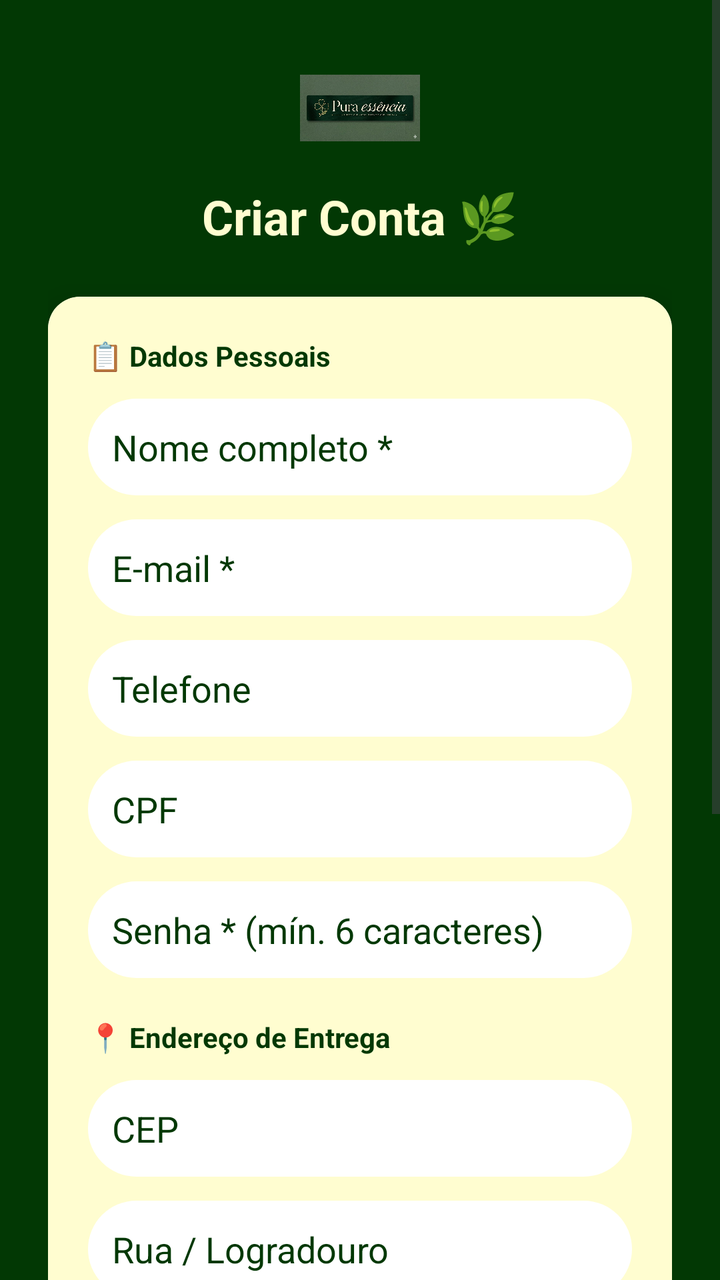
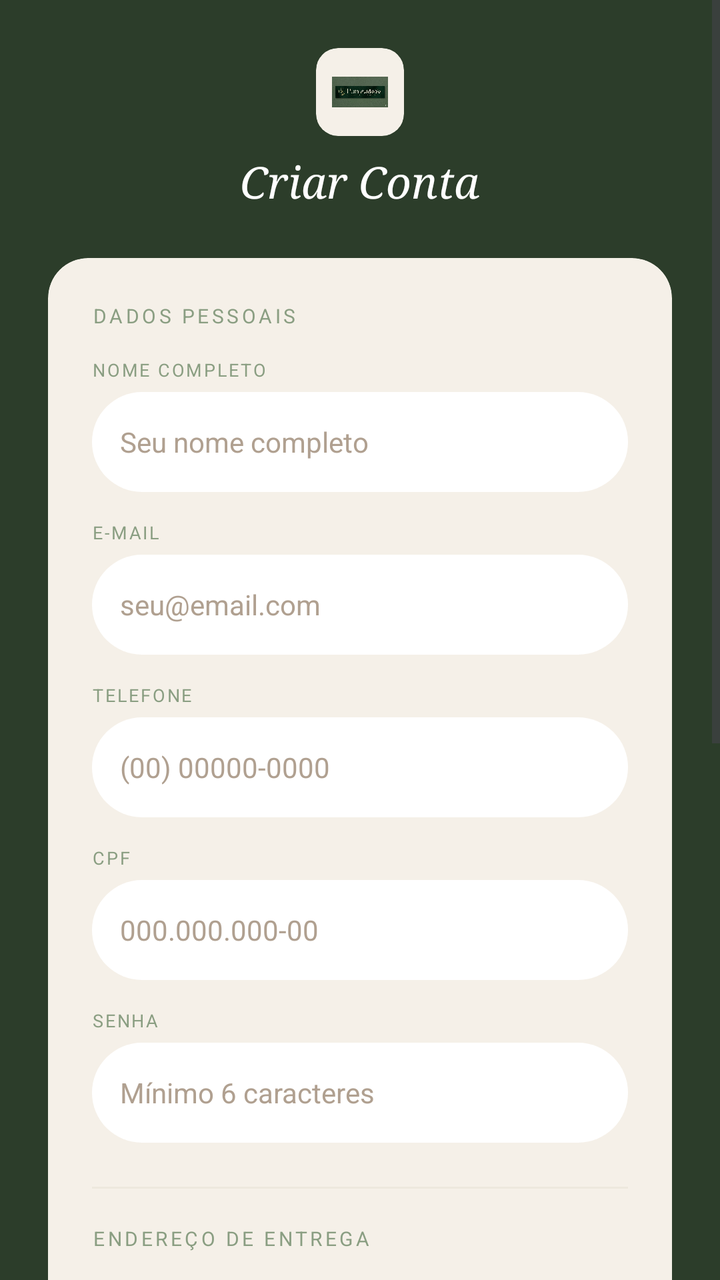

Two renders of the same Android screen: before a commit and after it. Below are the layout's source before the change and the commit's diff.
<!-- AndroidManifest.xml: application theme Theme.AppLoginTest -->
<!-- res/layout/activity_cadastro.xml -->
<?xml version="1.0" encoding="utf-8"?>
<ScrollView xmlns:android="http://schemas.android.com/apk/res/android"
    xmlns:app="http://schemas.android.com/apk/res-auto"
    android:id="@+id/main"
    android:layout_width="match_parent"
    android:layout_height="match_parent"
    android:background="#023804">

    <LinearLayout
        android:layout_width="match_parent"
        android:layout_height="wrap_content"
        android:orientation="vertical"
        android:padding="24dp">

        <ImageView
            android:layout_width="60dp"
            android:layout_height="60dp"
            android:layout_gravity="center"
            android:layout_marginBottom="8dp"
            app:srcCompat="@drawable/icone_essencia" />

        <TextView
            android:layout_width="wrap_content"
            android:layout_height="wrap_content"
            android:layout_gravity="center"
            android:layout_marginBottom="24dp"
            android:text="Criar Conta 🌿"
            android:textColor="#FFFDD0"
            android:textSize="24sp"
            android:textStyle="bold" />

        <androidx.cardview.widget.CardView
            android:layout_width="match_parent"
            android:layout_height="wrap_content"
            app:cardCornerRadius="16dp"
            app:cardElevation="8dp">

            <LinearLayout
                android:layout_width="match_parent"
                android:layout_height="wrap_content"
                android:orientation="vertical"
                android:padding="20dp"
                android:background="#FFFDD0">

                
                <TextView
                    android:layout_width="wrap_content"
                    android:layout_height="wrap_content"
                    android:layout_marginBottom="12dp"
                    android:text="📋 Dados Pessoais"
                    android:textColor="#023804"
                    android:textSize="14sp"
                    android:textStyle="bold" />

                <EditText
                    android:id="@+id/editTextNome"
                    android:layout_width="match_parent"
                    android:layout_height="wrap_content"
                    android:layout_marginBottom="12dp"
                    android:background="@drawable/fundo_input_branco"
                    android:hint="Nome completo *"
                    android:inputType="textPersonName"
                    android:padding="12dp"
                    android:textColorHint="#023804" />

                <EditText android:id="@+id/editTextEmail"
                    android:layout_width="match_parent" android:layout_height="wrap_content"
                    android:layout_marginBottom="12dp" android:background="@drawable/fundo_input_branco"
                    android:hint="E-mail *" android:inputType="textEmailAddress"
                    android:padding="12dp" android:textColorHint="#023804" />

                <EditText android:id="@+id/editTextTelefone"
                    android:layout_width="match_parent" android:layout_height="wrap_content"
                    android:layout_marginBottom="12dp" android:background="@drawable/fundo_input_branco"
                    android:hint="Telefone" android:inputType="phone"
                    android:padding="12dp" android:textColorHint="#023804" />

                <EditText android:id="@+id/editTextCpf"
                    android:layout_width="match_parent" android:layout_height="wrap_content"
                    android:layout_marginBottom="12dp" android:background="@drawable/fundo_input_branco"
                    android:hint="CPF" android:inputType="number"
                    android:padding="12dp" android:textColorHint="#023804" />

                <EditText android:id="@+id/editTextSenha"
                    android:layout_width="match_parent" android:layout_height="wrap_content"
                    android:layout_marginBottom="20dp" android:background="@drawable/fundo_input_branco"
                    android:hint="Senha * (mín. 6 caracteres)" android:inputType="textPassword"
                    android:padding="12dp" android:textColorHint="#023804" />

                
                <TextView
                    android:layout_width="wrap_content"
                    android:layout_height="wrap_content"
                    android:layout_marginBottom="12dp"
                    android:text="📍 Endereço de Entrega"
                    android:textColor="#023804"
                    android:textSize="14sp"
                    android:textStyle="bold" />

                <EditText android:id="@+id/editTextCep"
                    android:layout_width="match_parent" android:layout_height="wrap_content"
                    android:layout_marginBottom="12dp" android:background="@drawable/fundo_input_branco"
                    android:hint="CEP" android:inputType="number" android:maxLength="8"
                    android:padding="12dp" android:textColorHint="#023804" />

                <EditText android:id="@+id/editTextEndereco"
                    android:layout_width="match_parent" android:layout_height="wrap_content"
                    android:layout_marginBottom="12dp" android:background="@drawable/fundo_input_branco"
                    android:hint="Rua / Logradouro" android:inputType="text"
                    android:padding="12dp" android:textColorHint="#023804" />

                <EditText android:id="@+id/editTextNumero"
                    android:layout_width="match_parent" android:layout_height="wrap_content"
                    android:layout_marginBottom="12dp" android:background="@drawable/fundo_input_branco"
                    android:hint="Número" android:inputType="text"
                    android:padding="12dp" android:textColorHint="#023804" />

                <EditText android:id="@+id/editTextBairro"
                    android:layout_width="match_parent" android:layout_height="wrap_content"
                    android:layout_marginBottom="12dp" android:background="@drawable/fundo_input_branco"
                    android:hint="Bairro" android:inputType="text"
                    android:padding="12dp" android:textColorHint="#023804" />

                <EditText android:id="@+id/editTextCidade"
                    android:layout_width="match_parent" android:layout_height="wrap_content"
                    android:layout_marginBottom="12dp" android:background="@drawable/fundo_input_branco"
                    android:hint="Cidade" android:inputType="text"
                    android:padding="12dp" android:textColorHint="#023804" />

                <EditText android:id="@+id/editTextEstado"
                    android:layout_width="match_parent" android:layout_height="wrap_content"
                    android:layout_marginBottom="16dp" android:background="@drawable/fundo_input_branco"
                    android:hint="Estado (ex: SP)" android:inputType="text" android:maxLength="2"
                    android:padding="12dp" android:textColorHint="#023804" />

                <ProgressBar
                    android:id="@+id/progressBar"
                    android:layout_width="wrap_content"
                    android:layout_height="wrap_content"
                    android:layout_gravity="center"
                    android:visibility="gone" />

                <Button
                    android:id="@+id/btnCadastro"
                    android:layout_width="match_parent"
                    android:layout_height="56dp"
                    android:backgroundTint="#023804"
                    android:text="🌿 Criar Conta"
                    android:textColor="#FFFDD0"
                    android:textSize="16sp"
                    app:cornerRadius="12dp" />
            </LinearLayout>
        </androidx.cardview.widget.CardView>
    </LinearLayout>
</ScrollView>
<!-- resources referenced by this layout -->
<resources>
  <!-- drawable fundo_input_branco (drawable) -->
  <?xml version="1.0" encoding="utf-8"?>
  <shape xmlns:android="http://schemas.android.com/apk/res/android">
      <solid android:color="#FFFFFF" />
  
      <corners android:radius="25dp" />
  
      <padding
          android:left="15dp"
          android:top="10dp"
          android:right="15dp"
          android:bottom="10dp" />
  </shape>
  <!-- drawable icone_essencia: png bitmap (drawable, 532752 bytes) -->
  <style name="Theme.AppLoginTest" parent="Base.Theme.AppLoginTest" />
  <style name="Base.Theme.AppLoginTest" parent="Theme.Material3.DayNight.NoActionBar">
          
          
      </style>
</resources>

<!-- the commit's change to res/layout/activity_cadastro.xml (unified diff, before → after) -->
@@ -4,7 +4,7 @@
     android:id="@+id/main"
     android:layout_width="match_parent"
     android:layout_height="match_parent"
-    android:background="#023804">
+    android:background="@color/verde_escuro">
 
     <LinearLayout
         android:layout_width="match_parent"
@@ -12,144 +12,228 @@
         android:orientation="vertical"
         android:padding="24dp">
 
-        <ImageView
-            android:layout_width="60dp"
-            android:layout_height="60dp"
+        
+        <androidx.cardview.widget.CardView
+            android:layout_width="44dp"
+            android:layout_height="44dp"
             android:layout_gravity="center"
             android:layout_marginBottom="8dp"
-            app:srcCompat="@drawable/icone_essencia" />
+            app:cardCornerRadius="11dp"
+            app:cardElevation="0dp"
+            app:cardBackgroundColor="@color/creme_fundo">
+
+            <ImageView
+                android:layout_width="match_parent"
+                android:layout_height="match_parent"
+                android:padding="8dp"
+                app:srcCompat="@drawable/icone_essencia"
+                android:scaleType="fitCenter" />
+        </androidx.cardview.widget.CardView>
 
         <TextView
             android:layout_width="wrap_content"
             android:layout_height="wrap_content"
             android:layout_gravity="center"
             android:layout_marginBottom="24dp"
-            android:text="Criar Conta 🌿"
-            android:textColor="#FFFDD0"
-            android:textSize="24sp"
-            android:textStyle="bold" />
-
+            android:text="Criar Conta"
+            android:textColor="@color/white"
+            android:textSize="22sp"
+            android:fontFamily="serif"
+            android:textStyle="italic" />
+
+        
         <androidx.cardview.widget.CardView
             android:layout_width="match_parent"
             android:layout_height="wrap_content"
-            app:cardCornerRadius="16dp"
-            app:cardElevation="8dp">
+            app:cardCornerRadius="20dp"
+            app:cardElevation="0dp"
+            app:cardBackgroundColor="@color/creme_fundo">
 
             <LinearLayout
                 android:layout_width="match_parent"
                 android:layout_height="wrap_content"
                 android:orientation="vertical"
-                android:padding="20dp"
-                android:background="#FFFDD0">
+                android:padding="22dp">
 
                 
                 <TextView
                     android:layout_width="wrap_content"
                     android:layout_height="wrap_content"
-                    android:layout_marginBottom="12dp"
-                    android:text="📋 Dados Pessoais"
-                    android:textColor="#023804"
-                    android:textSize="14sp"
-                    android:textStyle="bold" />
-
+                    android:layout_marginBottom="14dp"
+                    android:text="DADOS PESSOAIS"
+                    android:textColor="@color/texto_badge"
+                    android:textSize="10sp"
+                    android:letterSpacing="0.15" />
+
+                <TextView android:layout_width="wrap_content" android:layout_height="wrap_content" android:text="NOME COMPLETO" android:textColor="@color/texto_badge" android:textSize="9sp" android:letterSpacing="0.1" android:layout_marginBottom="5dp" />
                 <EditText
                     android:id="@+id/editTextNome"
                     android:layout_width="match_parent"
-                    android:layout_height="wrap_content"
-                    android:layout_marginBottom="12dp"
-                    android:background="@drawable/fundo_input_branco"
-                    android:hint="Nome completo *"
+                    android:layout_height="50dp"
+                    android:layout_marginBottom="14dp"
+                    android:background="@drawable/fundo_input_branco"
+                    android:hint="Seu nome completo"
                     android:inputType="textPersonName"
-                    android:padding="12dp"
-                    android:textColorHint="#023804" />
-
-                <EditText android:id="@+id/editTextEmail"
-                    android:layout_width="match_parent" android:layout_height="wrap_content"
-                    android:layout_marginBottom="12dp" android:background="@drawable/fundo_input_branco"
-                    android:hint="E-mail *" android:inputType="textEmailAddress"
-                    android:padding="12dp" android:textColorHint="#023804" />
-
-                <EditText android:id="@+id/editTextTelefone"
-                    android:layout_width="match_parent" android:layout_height="wrap_content"
-                    android:layout_marginBottom="12dp" android:background="@drawable/fundo_input_branco"
-                    android:hint="Telefone" android:inputType="phone"
-                    android:padding="12dp" android:textColorHint="#023804" />
-
-                <EditText android:id="@+id/editTextCpf"
-                    android:layout_width="match_parent" android:layout_height="wrap_content"
-                    android:layout_marginBottom="12dp" android:background="@drawable/fundo_input_branco"
-                    android:hint="CPF" android:inputType="number"
-                    android:padding="12dp" android:textColorHint="#023804" />
-
-                <EditText android:id="@+id/editTextSenha"
-                    android:layout_width="match_parent" android:layout_height="wrap_content"
-                    android:layout_marginBottom="20dp" android:background="@drawable/fundo_input_branco"
-                    android:hint="Senha * (mín. 6 caracteres)" android:inputType="textPassword"
-                    android:padding="12dp" android:textColorHint="#023804" />
+                    android:padding="14dp"
+                    android:textColor="@color/texto_principal"
+                    android:textColorHint="@color/texto_secundario"
+                    android:textSize="14sp" />
+
+                <TextView android:layout_width="wrap_content" android:layout_height="wrap_content" android:text="E-MAIL" android:textColor="@color/texto_badge" android:textSize="9sp" android:letterSpacing="0.1" android:layout_marginBottom="5dp" />
+                <EditText
+                    android:id="@+id/editTextEmail"
+                    android:layout_width="match_parent"
+                    android:layout_height="50dp"
+                    android:layout_marginBottom="14dp"
+                    android:background="@drawable/fundo_input_branco"
+                    android:hint="seu@email.com"
+                    android:inputType="textEmailAddress"
+                    android:padding="14dp"
+                    android:textColor="@color/texto_principal"
+                    android:textColorHint="@color/texto_secundario"
+                    android:textSize="14sp" />
+
+                <TextView android:layout_width="wrap_content" android:layout_height="wrap_content" android:text="TELEFONE" android:textColor="@color/texto_badge" android:textSize="9sp" android:letterSpacing="0.1" android:layout_marginBottom="5dp" />
+                <EditText
+                    android:id="@+id/editTextTelefone"
+                    android:layout_width="match_parent"
+                    android:layout_height="50dp"
+                    android:layout_marginBottom="14dp"
+                    android:background="@drawable/fundo_input_branco"
+                    android:hint="(00) 00000-0000"
+                    android:inputType="phone"
+                    android:padding="14dp"
+                    android:textColor="@color/texto_principal"
+                    android:textColorHint="@color/texto_secundario"
+                    android:textSize="14sp" />
+
+                <TextView android:layout_width="wrap_content" android:layout_height="wrap_content" android:text="CPF" android:textColor="@color/texto_badge" android:textSize="9sp" android:letterSpacing="0.1" android:layout_marginBottom="5dp" />
+                <EditText
+                    android:id="@+id/editTextCpf"
+                    android:layout_width="match_parent"
+                    android:layout_height="50dp"
+                    android:layout_marginBottom="14dp"
+                    android:background="@drawable/fundo_input_branco"
+                    android:hint="000.000.000-00"
+                    android:inputType="number"
+                    android:padding="14dp"
+                    android:textColor="@color/texto_principal"
+                    android:textColorHint="@color/texto_secundario"
+                    android:textSize="14sp" />
+
+                <TextView android:layout_width="wrap_content" android:layout_height="wrap_content" android:text="SENHA" android:textColor="@color/texto_badge" android:textSize="9sp" android:letterSpacing="0.1" android:layout_marginBottom="5dp" />
+                <EditText
+                    android:id="@+id/editTextSenha"
+                    android:layout_width="match_parent"
+                    android:layout_height="50dp"
+                    android:layout_marginBottom="22dp"
+                    android:background="@drawable/fundo_input_branco"
+                    android:hint="Mínimo 6 caracteres"
+                    android:inputType="textPassword"
+                    android:padding="14dp"
+                    android:textColor="@color/texto_principal"
+                    android:textColorHint="@color/texto_secundario"
+                    android:textSize="14sp" />
+
+                
+                <View android:layout_width="match_parent" android:layout_height="1dp" android:background="@color/borda_card" android:layout_marginBottom="18dp" />
 
                 
                 <TextView
                     android:layout_width="wrap_content"
                     android:layout_height="wrap_content"
-                    android:layout_marginBottom="12dp"
-                    android:text="📍 Endereço de Entrega"
-                    android:textColor="#023804"
-                    android:textSize="14sp"
-                    android:textStyle="bold" />
-
-                <EditText android:id="@+id/editTextCep"
-                    android:layout_width="match_parent" android:layout_height="wrap_content"
-                    android:layout_marginBottom="12dp" android:background="@drawable/fundo_input_branco"
-                    android:hint="CEP" android:inputType="number" android:maxLength="8"
-                    android:padding="12dp" android:textColorHint="#023804" />
-
-                <EditText android:id="@+id/editTextEndereco"
-                    android:layout_width="match_parent" android:layout_height="wrap_content"
-                    android:layout_marginBottom="12dp" android:background="@drawable/fundo_input_branco"
-                    android:hint="Rua / Logradouro" android:inputType="text"
-                    android:padding="12dp" android:textColorHint="#023804" />
-
-                <EditText android:id="@+id/editTextNumero"
-                    android:layout_width="match_parent" android:layout_height="wrap_content"
-                    android:layout_marginBottom="12dp" android:background="@drawable/fundo_input_branco"
-                    android:hint="Número" android:inputType="text"
-                    android:padding="12dp" android:textColorHint="#023804" />
-
-                <EditText android:id="@+id/editTextBairro"
-                    android:layout_width="match_parent" android:layout_height="wrap_content"
-                    android:layout_marginBottom="12dp" android:background="@drawable/fundo_input_branco"
-                    android:hint="Bairro" android:inputType="text"
-                    android:padding="12dp" android:textColorHint="#023804" />
-
-                <EditText android:id="@+id/editTextCidade"
-                    android:layout_width="match_parent" android:layout_height="wrap_content"
-                    android:layout_marginBottom="12dp" android:background="@drawable/fundo_input_branco"
-                    android:hint="Cidade" android:inputType="text"
-                    android:padding="12dp" android:textColorHint="#023804" />
-
-                <EditText android:id="@+id/editTextEstado"
-                    android:layout_width="match_parent" android:layout_height="wrap_content"
-                    android:layout_marginBottom="16dp" android:background="@drawable/fundo_input_branco"
-                    android:hint="Estado (ex: SP)" android:inputType="text" android:maxLength="2"
-                    android:padding="12dp" android:textColorHint="#023804" />
+                    android:layout_marginBottom="14dp"
+                    android:text="ENDEREÇO DE ENTREGA"
+                    android:textColor="@color/texto_badge"
+                    android:textSize="10sp"
+                    android:letterSpacing="0.15" />
+
+                <TextView android:layout_width="wrap_content" android:layout_height="wrap_content" android:text="CEP" android:textColor="@color/texto_badge" android:textSize="9sp" android:letterSpacing="0.1" android:layout_marginBottom="5dp" />
+                <EditText
+                    android:id="@+id/editTextCep"
+                    android:layout_width="match_parent"
+                    android:layout_height="50dp"
+                    android:layout_marginBottom="14dp"
+                    android:background="@drawable/fundo_input_branco"
+                    android:hint="00000-000"
+                    android:inputType="number"
+                    android:maxLength="8"
+                    android:padding="14dp"
+                    android:textColor="@color/texto_principal"
+                    android:textColorHint="@color/texto_secundario"
+                    android:textSize="14sp" />
+
+                <TextView android:layout_width="wrap_content" android:layout_height="wrap_content" android:text="RUA / LOGRADOURO" android:textColor="@color/texto_badge" android:textSize="9sp" android:letterSpacing="0.1" android:layout_marginBottom="5dp" />
+                <EditText
+                    android:id="@+id/editTextEndereco"
+                    android:layout_width="match_parent"
+                    android:layout_height="50dp"
+                    android:layout_marginBottom="14dp"
+                    android:background="@drawable/fundo_input_branco"
+                    android:hint="Ex: Rua das Flores"
+                    android:inputType="text"
+                    android:padding="14dp"
+                    android:textColor="@color/texto_principal"
+                    android:textColorHint="@color/texto_secundario"
+                    android:textSize="14sp" />
+
+                
+                <LinearLayout android:layout_width="match_parent" android:layout_height="wrap_content" android:orientation="horizontal" android:layout_marginBottom="14dp">
+                    <LinearLayout android:layout_width="0dp" android:layout_height="wrap_content" android:layout_weight="1" android:orientation="vertical" android:layout_marginEnd="8dp">
+                        <TextView android:layout_width="wrap_content" android:layout_height="wrap_content" android:text="NÚMERO" android:textColor="@color/texto_badge" android:textSize="9sp" android:letterSpacing="0.1" android:layout_marginBottom="5dp" />
+                        <EditText android:id="@+id/editTextNumero" android:layout_width="match_parent" android:layout_height="50dp" android:background="@drawable/fundo_input_branco" android:hint="123" android:inputType="text" android:padding="14dp" android:textColor="@color/texto_principal" android:textColorHint="@color/texto_secundario" android:textSize="14sp" />
+                    </LinearLayout>
+                    <LinearLayout android:layout_width="0dp" android:layout_height="wrap_content" android:layout_weight="1" android:orientation="vertical">
+                        <TextView android:layout_width="wrap_content" android:layout_height="wrap_content" android:text="BAIRRO" android:textColor="@color/texto_badge" android:textSize="9sp" android:letterSpacing="0.1" android:layout_marginBottom="5dp" />
+                        <EditText android:id="@+id/editTextBairro" android:layout_width="match_parent" android:layout_height="50dp" android:background="@drawable/fundo_input_branco" android:hint="Bairro" android:inputType="text" android:padding="14dp" android:textColor="@color/texto_principal" android:textColorHint="@color/texto_secundario" android:textSize="14sp" />
+                    </LinearLayout>
+                </LinearLayout>
+
+                
+                <LinearLayout android:layout_width="match_parent" android:layout_height="wrap_content" android:orientation="horizontal" android:layout_marginBottom="22dp">
+                    <LinearLayout android:layout_width="0dp" android:layout_height="wrap_content" android:layout_weight="2" android:orientation="vertical" android:layout_marginEnd="8dp">
+                        <TextView android:layout_width="wrap_content" android:layout_height="wrap_content" android:text="CIDADE" android:textColor="@color/texto_badge" android:textSize="9sp" android:letterSpacing="0.1" android:layout_marginBottom="5dp" />
+                        <EditText android:id="@+id/editTextCidade" android:layout_width="match_parent" android:layout_height="50dp" android:background="@drawable/fundo_input_branco" android:hint="Cidade" android:inputType="text" android:padding="14dp" android:textColor="@color/texto_principal" android:textColorHint="@color/texto_secundario" android:textSize="14sp" />
+                    </LinearLayout>
+                    <LinearLayout android:layout_width="0dp" android:layout_height="wrap_content" android:layout_weight="1" android:orientation="vertical">
+                        <TextView android:layout_width="wrap_content" android:layout_height="wrap_content" android:text="UF" android:textColor="@color/texto_badge" android:textSize="9sp" android:letterSpacing="0.1" android:layout_marginBottom="5dp" />
+                        <EditText android:id="@+id/editTextEstado" android:layout_width="match_parent" android:layout_height="50dp" android:background="@drawable/fundo_input_branco" android:hint="SP" android:inputType="text" android:maxLength="2" android:padding="14dp" android:textColor="@color/texto_principal" android:textColorHint="@color/texto_secundario" android:textSize="14sp" />
+                    </LinearLayout>
+                </LinearLayout>
 
                 <ProgressBar
                     android:id="@+id/progressBar"
                     android:layout_width="wrap_content"
                     android:layout_height="wrap_content"
                     android:layout_gravity="center"
+                    android:indeterminateTint="@color/verde_escuro"
                     android:visibility="gone" />
 
                 <Button
                     android:id="@+id/btnCadastro"
                     android:layout_width="match_parent"
-                    android:layout_height="56dp"
-                    android:backgroundTint="#023804"
-                    android:text="🌿 Criar Conta"
-                    android:textColor="#FFFDD0"
-                    android:textSize="16sp"
+                    android:layout_height="52dp"
+                    android:backgroundTint="@color/verde_escuro"
+                    android:text="CRIAR CONTA"
+                    android:textColor="@color/white"
+                    android:textSize="13sp"
+                    android:letterSpacing="0.1"
+                    android:textStyle="bold"
                     app:cornerRadius="12dp" />
+
             </LinearLayout>
         </androidx.cardview.widget.CardView>
+
+        <TextView
+            android:layout_width="wrap_content"
+            android:layout_height="wrap_content"
+            android:layout_gravity="center"
+            android:layout_marginTop="16dp"
+            android:text="🌿 Natureza e bem-estar"
+            android:textColor="@color/verde_claro"
+            android:textSize="11sp"
+            android:fontFamily="serif"
+            android:textStyle="italic" />
+
     </LinearLayout>
 </ScrollView>
<!-- resource entries referenced after the edit -->
@@ -1,5 +1,13 @@
 <!-- resources referenced by this layout -->
 <resources>
+  <color name="borda_card">#EDE8DE</color>
+  <color name="creme_fundo">#F5F0E8</color>
+  <color name="texto_badge">#8A9E82</color>
+  <color name="texto_principal">#2C3D2A</color>
+  <color name="texto_secundario">#B0A090</color>
+  <color name="verde_claro">#8FAD88</color>
+  <color name="verde_escuro">#2C3D2A</color>
+  <color name="white">#FFFFFFFF</color>
   <!-- drawable fundo_input_branco (drawable) -->
   <?xml version="1.0" encoding="utf-8"?>
   <shape xmlns:android="http://schemas.android.com/apk/res/android">
@@ -16,8 +24,14 @@
   <!-- drawable icone_essencia: png bitmap (drawable, 532752 bytes) -->
   <style name="Theme.AppLoginTest" parent="Base.Theme.AppLoginTest" />
   <style name="Base.Theme.AppLoginTest" parent="Theme.Material3.DayNight.NoActionBar">
-          
-          
+          <item name="colorPrimary">@color/verde_escuro</item>
+          <item name="colorPrimaryVariant">@color/verde_medio</item>
+          <item name="colorOnPrimary">@color/white</item>
+          <item name="colorSecondary">@color/verde_claro</item>
+          <item name="colorOnSecondary">@color/verde_escuro</item>
+          <item name="android:windowBackground">@color/creme_fundo</item>
+          <item name="android:fontFamily">sans-serif</item>
       </style>
+  <color name="verde_medio">#3D5C3A</color>
 </resources>
 
